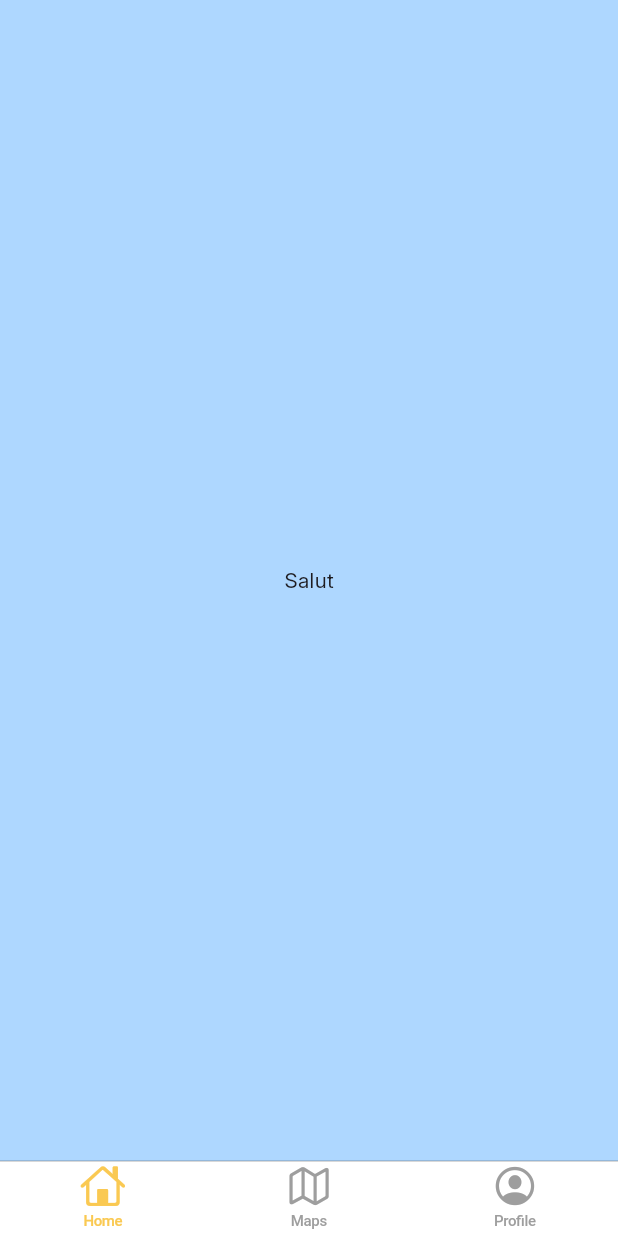
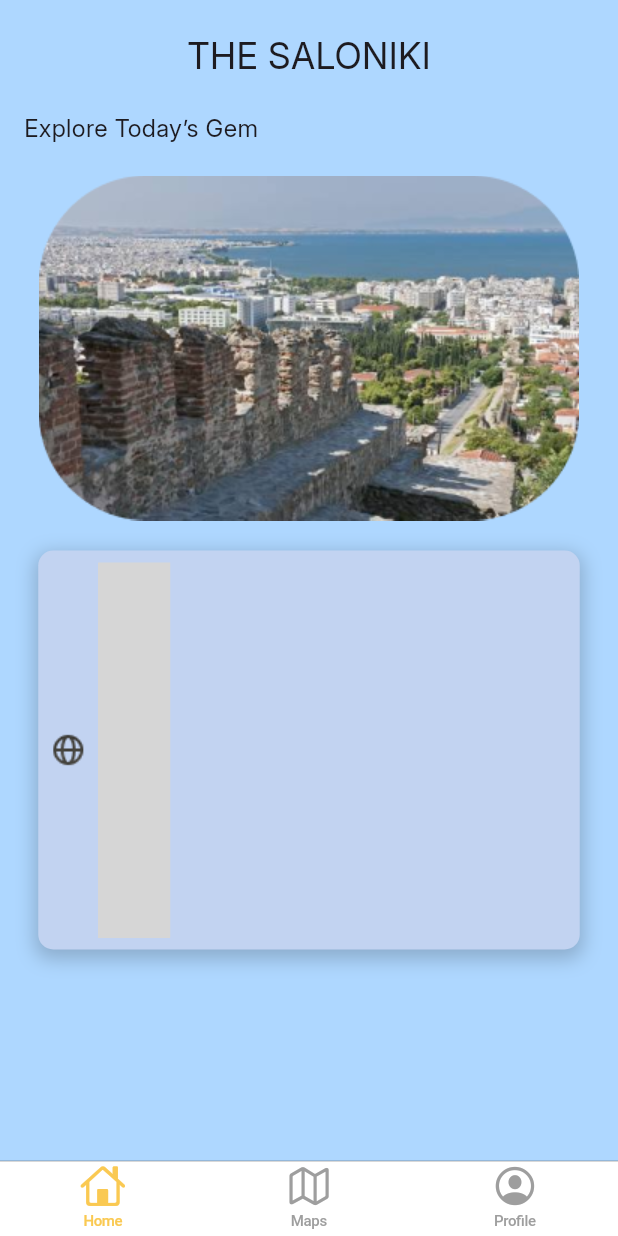
Before and after one commit to patt2005/thessaloniki-travel-app, a Flutter app: the screen it shows after launch, on a phone screen of 412 x 824 dp. Run offline on Flutter 3.47's test engine with Material 3 defaults, Android fonts, the phone set to English and light mode, and no system bars; our stand-ins replace image_picker; statements that could not run were skipped; grey boxes are pictures that could not be loaded.

Commit message:
la pagina home

```diff
--- /dev/null
+++ b/devtools_options.yaml
@@ -0,0 +1,3 @@
+description: This file stores settings for Dart & Flutter DevTools.
+documentation: https://docs.flutter.dev/tools/devtools/extensions#configure-extension-enablement-states
+extensions:
--- a/lib/pages/home_page.dart
+++ b/lib/pages/home_page.dart
@@ -13,12 +13,80 @@ class _HomePageState extends State<HomePage> {
   Widget build(BuildContext context) {
     return Scaffold(
       body: Column(
-        mainAxisAlignment: MainAxisAlignment.center,
+        mainAxisAlignment: MainAxisAlignment.start,
+        crossAxisAlignment: CrossAxisAlignment.center,
         children: [
-          Text("Salut"),
-          SizedBox(
-            width: double.infinity,
-          )
+          const SizedBox(height: 20), // Spațiu deasupra textului
+
+
+          const Text(
+            "THE SALONIKI",
+            style: TextStyle(fontSize: 24),
+          ),
+          const SizedBox(
+              height: 20),
+
+
+          const Align(
+            alignment: Alignment.centerLeft,
+            child: Padding(
+              padding: EdgeInsets.symmetric(horizontal: 16.0),
+              child: Text(
+                "Explore Today’s Gem",
+                style: TextStyle(fontSize: 16),
+              ),
+            ),
+          ),
+          const SizedBox(height: 20),
+
+
+          Image.asset(
+            "images/imagee.png",
+            fit: BoxFit.contain,
+            width: 360,
+            height: 230,
+          ),
+          const SizedBox(height: 20),
+
+
+          Container(
+            width: 361,
+            height: 266,
+            decoration: BoxDecoration(
+              color: const Color(0xFFC2D3F1),
+              borderRadius:
+                  BorderRadius.circular(10),
+              boxShadow: [
+                BoxShadow(
+                  color: Colors.black.withOpacity(0.2), // Culoarea umbrei
+                  spreadRadius: 2, // Raza de extindere a umbrei
+                  blurRadius: 10, // Raza de estompare a umbrei
+                  offset: const Offset(0, 4), // Poziția umbrei (x, y)
+                ),
+              ],
+            ),
+            child: Align(
+              alignment: Alignment.topLeft,
+              child: Padding(
+                padding: const EdgeInsets.all(
+                    8.0),
+                child: Row(
+                  children: [
+                    Image.asset(
+                      "images/globe-01.png",
+                    ),
+                    const SizedBox(width: 8), t
+                    const Text(
+                      "Destination",
+                      style: TextStyle(
+                        fontSize: 20,
+                      ),
+                    ),
+                  ],
+                ),
+              ),
+            ),
+          ),
         ],
       ),
       backgroundColor: kBackgroundColor,
```
Also changed, not shown: images/globe-01.png (added), images/imagee.png (added).
